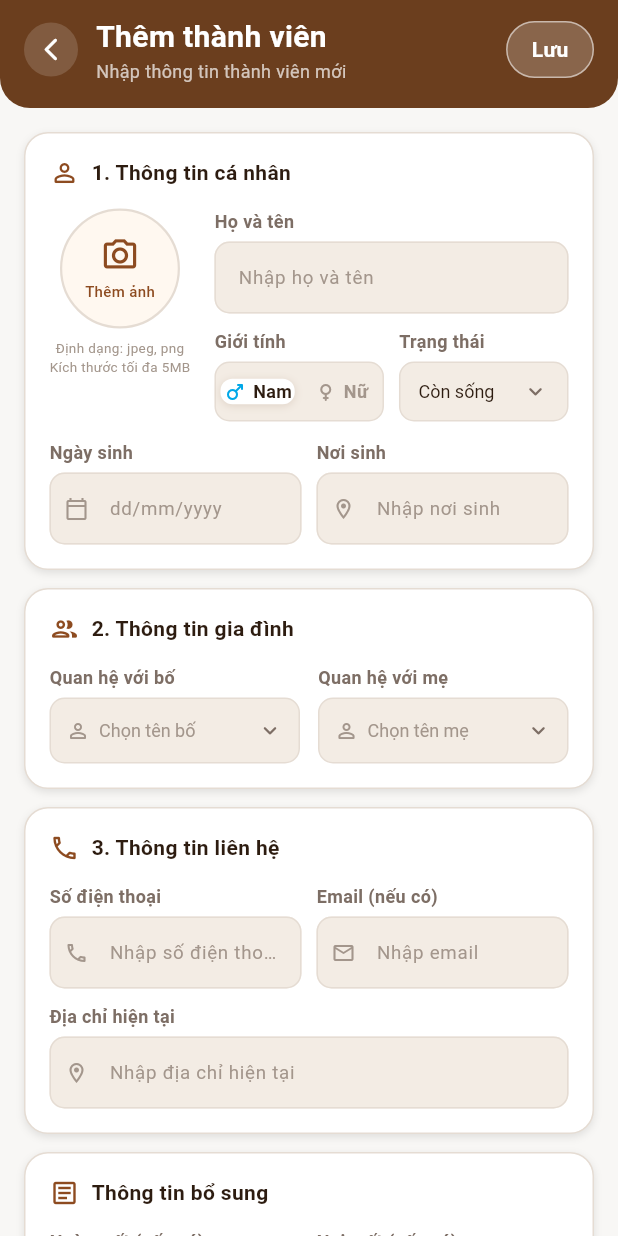
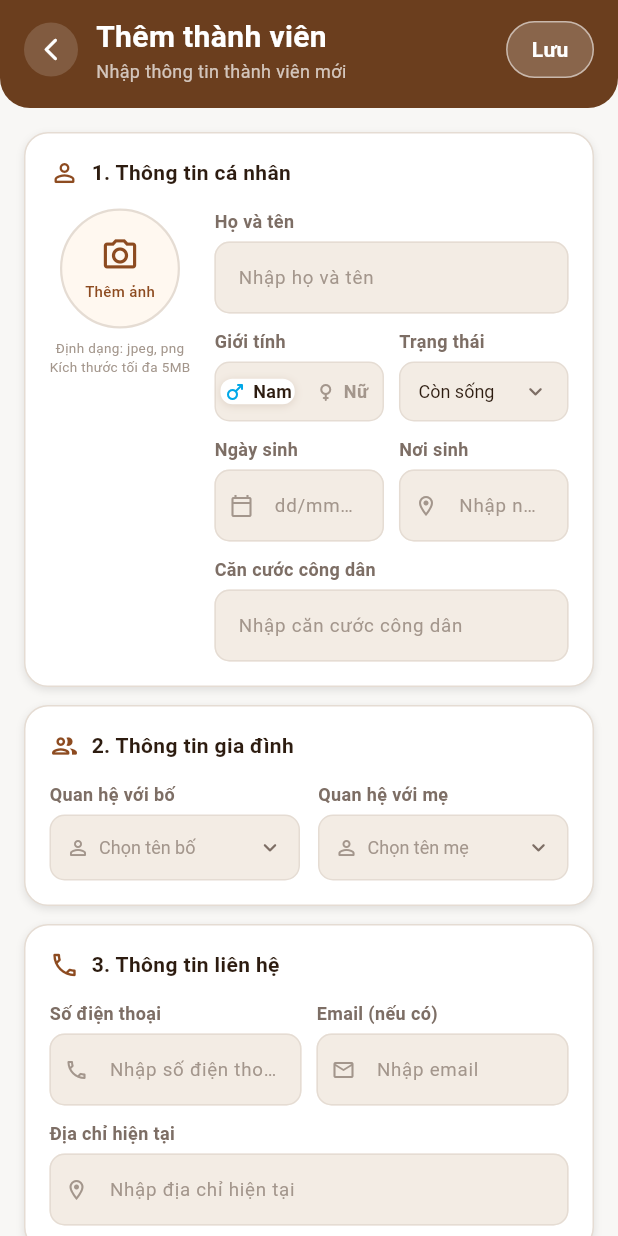
Before and after one commit to Hizu13/FlutterGenTree, a Flutter app: the screen it shows after launch, after a tap on the "keyboard control" icon, after a tap on "Thành viên", after a tap on "Thêm mới", on a phone screen of 412 x 824 dp. Run offline on Flutter 3.47's test engine with Material 3 defaults, Android fonts, the phone set to English and light mode, and no system bars; accounts and stored records are empty.

Commit message:
feat: update AddMemberScreen

```diff
--- a/lib/features/member/screens/add_member_screen.dart
+++ b/lib/features/member/screens/add_member_screen.dart
@@ -37,6 +37,8 @@ class _AddMemberScreenState extends State<AddMemberScreen> {
   final _placeOfDeathCtrl = TextEditingController();
   final _occupationCtrl = TextEditingController();
   final _notesCtrl = TextEditingController();
+  final _identityCardCtrl = TextEditingController();
+
 
   // ── State ─────────────────────────────────────────────────────────────────
   String _gender = 'Nam';
@@ -57,6 +59,7 @@ class _AddMemberScreenState extends State<AddMemberScreen> {
     _placeOfDeathCtrl.dispose();
     _occupationCtrl.dispose();
     _notesCtrl.dispose();
+    _identityCardCtrl.dispose();
     super.dispose();
   }
 
@@ -334,17 +337,14 @@ class _AddMemberScreenState extends State<AddMemberScreen> {
   // SECTION 1: THÔNG TIN CÁ NHÂN
   // ===========================================================================
   Widget _buildPersonalInfoSection() {
-    return Column(
-      crossAxisAlignment: CrossAxisAlignment.start,
-      children: [
-        Row(
+    return Row(
           crossAxisAlignment: CrossAxisAlignment.start,
           children: [
             // Ảnh đại diện
             _buildAvatarPicker(),
             const SizedBox(width: 16),
 
-            // Họ và tên + Giới tính + Trạng thái
+            // Cột thông tin bên phải
             Expanded(
               child: Column(
                 crossAxisAlignment: CrossAxisAlignment.start,
@@ -383,18 +383,13 @@ class _AddMemberScreenState extends State<AddMemberScreen> {
                           children: [
                             _buildLabel('Trạng thái'),
                             _buildStatusDropdown(),
-                          ],
-                        ),
-                      ),
-                    ],
-                  ),
                 ],
               ),
             ),
           ],
         ),
 
-        const SizedBox(height: 12),
+        const SizedBox(height: 10),
 
         // Ngày sinh + Nơi sinh
         Row(
@@ -428,6 +423,18 @@ class _AddMemberScreenState extends State<AddMemberScreen> {
               ),
             ),
           ],
+             ),
+
+              const SizedBox(height: 10),
+
+              // Căn cước công dân
+              _buildLabel('Căn cước công dân'),
+              _buildTextFormField(
+                controller: _identityCardCtrl,
+                hint: 'Nhập căn cước công dân',
+              ),
+            ],
+          ),
         ),
       ],
     );
```
